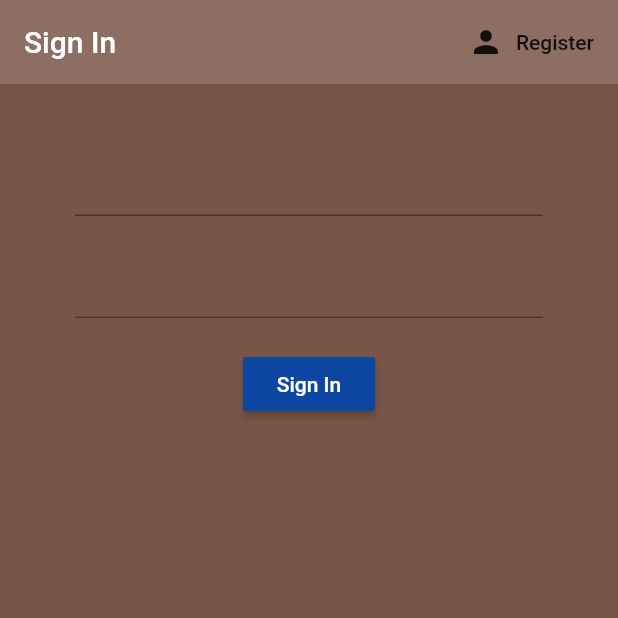
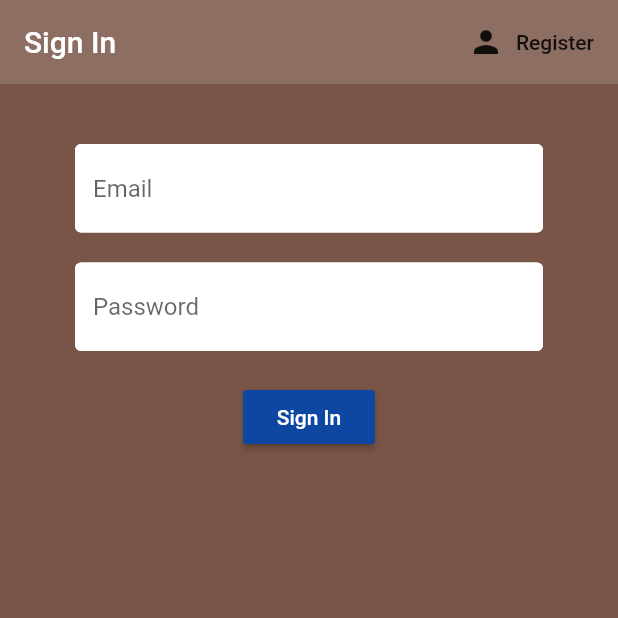
Before and after one commit to sophia-qin/firebaseStarterApp, a Flutter app: the screen it shows after launch, on a phone screen of 412 x 824 dp, the top half of it. Run offline on Flutter 3.47's test engine with Material 2 defaults, Android fonts, the phone set to English and light mode, and no system bars; our stand-ins replace firebase_auth; accounts and stored records are empty.

Commit message:
added text input styling

```diff
--- a/lib/screens/authentication/register.dart
+++ b/lib/screens/authentication/register.dart
@@ -1,4 +1,5 @@
 import 'package:firebasetutorial/screens/services/auth.dart';
+import 'package:firebasetutorial/shared/constants.dart';
 import 'package:flutter/material.dart';
 
 class Register extends StatefulWidget {
@@ -41,6 +42,7 @@ class _RegisterState extends State<Register> {
                 children: <Widget>[
                   SizedBox(height: 20.0),
                   TextFormField( //username field
+                    decoration: textInputDecoration.copyWith(hintText: 'Email'),
                     validator: (val) => val.isEmpty ? 'Enter an email': null,
                     onChanged: (val) {
                       setState(() {
@@ -50,6 +52,7 @@ class _RegisterState extends State<Register> {
                   ),
                   SizedBox(height: 20.0),
                   TextFormField( //password field
+                    decoration: textInputDecoration.copyWith(hintText: 'Password'),
                     validator: (val) => val.length < 6 ? 'Enter a password 6+ chars long': null,
                     obscureText: true,
                     onChanged: (val) {
--- a/lib/screens/authentication/sign_in.dart
+++ b/lib/screens/authentication/sign_in.dart
@@ -1,4 +1,5 @@
 import 'package:firebasetutorial/screens/services/auth.dart';
+import 'package:firebasetutorial/shared/constants.dart';
 import 'package:flutter/material.dart';
 
 class SignIn extends StatefulWidget {
@@ -45,6 +46,7 @@ class _SignInState extends State<SignIn> {
             children: <Widget>[
               SizedBox(height: 20.0),
               TextFormField( //username field
+                decoration: textInputDecoration.copyWith(hintText: 'Email'),
                 validator: (val) => val.isEmpty ? 'Enter an email': null,
                 onChanged: (val) {
                   setState(() {
@@ -54,6 +56,7 @@ class _SignInState extends State<SignIn> {
               ),
               SizedBox(height: 20.0),
               TextFormField( //password field
+                decoration: textInputDecoration.copyWith(hintText: 'Password'),
                 validator: (val) => val.isEmpty ? 'Enter a password 6+ char long': null,
                 obscureText: true,
                 onChanged: (val) {
--- /dev/null
+++ b/lib/shared/constants.dart
@@ -0,0 +1,12 @@
+import 'package:flutter/material.dart';
+
+const textInputDecoration = InputDecoration(
+    fillColor: Colors.white,
+    filled: true,
+    enabledBorder: OutlineInputBorder(
+        borderSide: BorderSide(color: Colors.white, width: 2.0)
+    ),
+    focusedBorder: OutlineInputBorder(
+        borderSide: BorderSide(color: Colors.pink, width: 2.0)
+    )
+);
```
